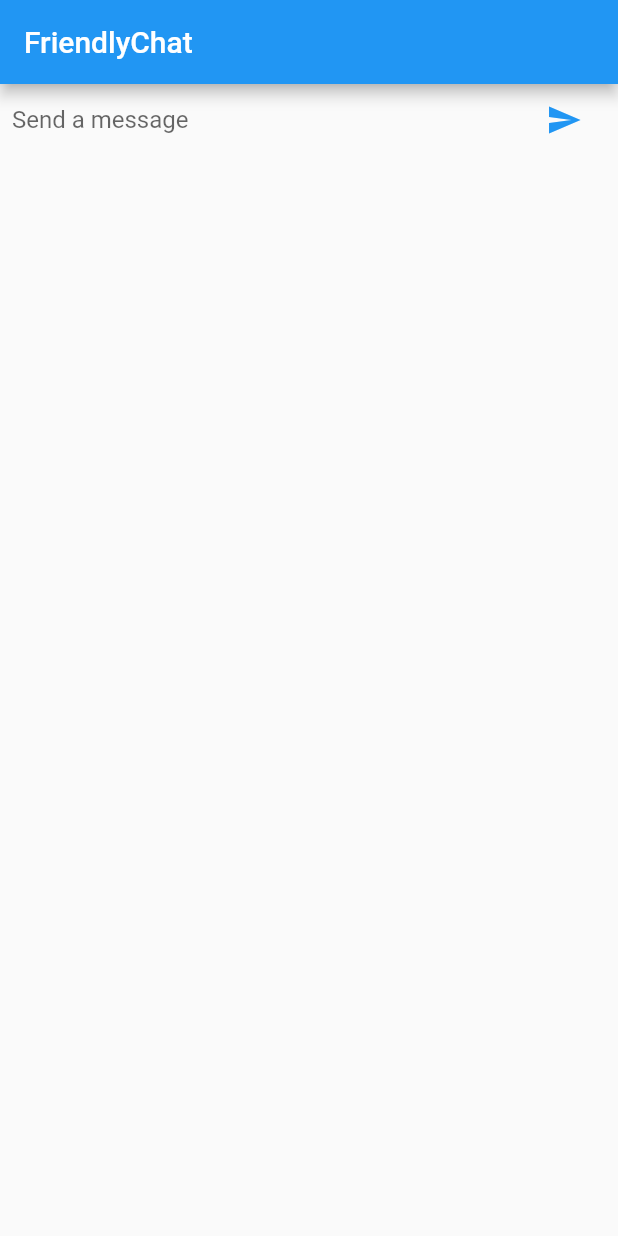
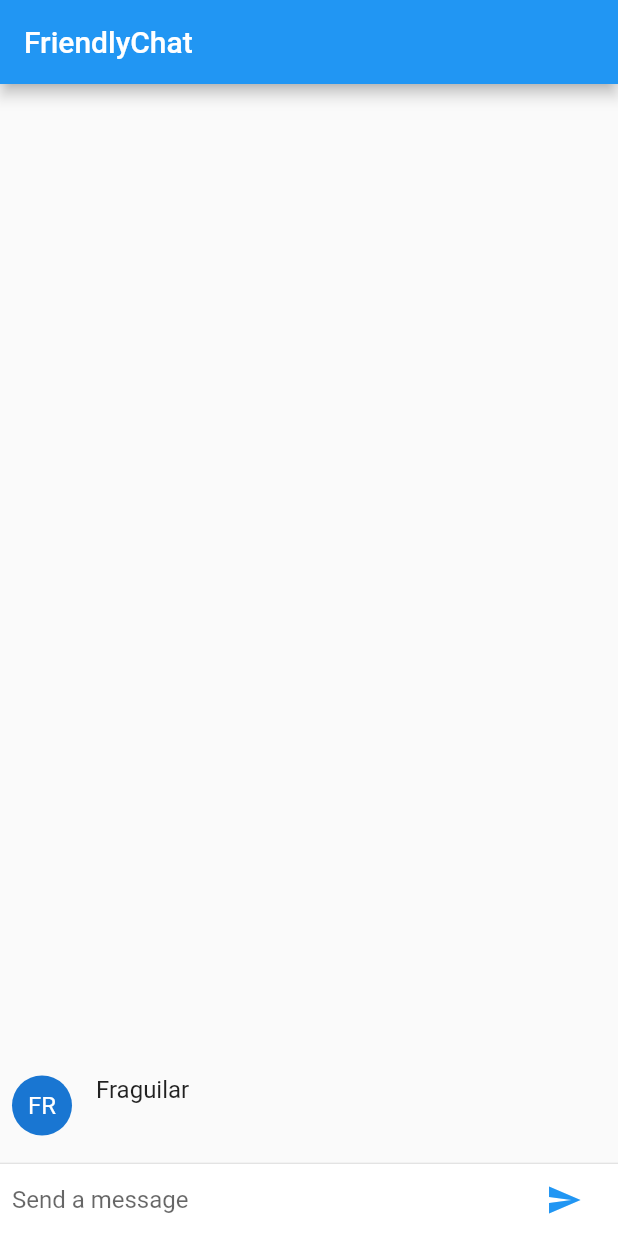
Before and after one commit to fernand0aguilar/firebase-flutter-codelab, a Flutter app: the screen it shows after launch, after a tap on the "send" icon, on a phone screen of 412 x 824 dp. Run offline on Flutter 3.47's test engine with Material 2 defaults, Android fonts, the phone set to English and light mode, and no system bars.

Commit message:
Add a UI for displaying messages

```diff
--- /dev/null
+++ b/friendlychat/lib/chatMessage.dart
@@ -0,0 +1,35 @@
+import 'package:flutter/material.dart';
+
+class ChatMessage extends StatelessWidget {
+  ChatMessage({this.text});
+  final String text;
+  static const String _name = "Fraguilar";
+
+  @override
+  Widget build(BuildContext context) {
+    return new Container(
+      margin: const EdgeInsets.symmetric(vertical:10.0),
+      child: new Row(
+        crossAxisAlignment: CrossAxisAlignment.start,
+        children: <Widget>[
+          new Container(
+            margin: const EdgeInsets.only(right: 16.0),
+            child: new CircleAvatar(
+              child: new Text(_name[0].toUpperCase() + _name[1].toUpperCase())
+            ),
+          ),
+          new Column(
+            crossAxisAlignment: CrossAxisAlignment.start,
+            children: <Widget>[
+              new Text(_name, style: Theme.of(context).textTheme.subhead),
+              new Container(
+                margin: const EdgeInsets.only(top: 5.0),
+                child: new Text(text),
+              ),
+            ],
+          )
+        ],
+      ),
+    );
+  }
+}
--- a/friendlychat/lib/chatscreen.dart
+++ b/friendlychat/lib/chatScreen.dart
@@ -1,4 +1,5 @@
 import 'package:flutter/material.dart';
+import 'chatMessage.dart';
 
 class ChatScreen extends StatefulWidget {
   @override
@@ -7,12 +8,30 @@ class ChatScreen extends StatefulWidget {
 
 class ChatScreenState extends State<ChatScreen> {
   final TextEditingController _textController = new TextEditingController();
+  final List<ChatMessage> _messages = <ChatMessage>[];
 
   @override
   Widget build(BuildContext context) {
     return new Scaffold(
       appBar: new AppBar(title: new Text("FriendlyChat")),
-      body: _buildTextComposer(),
+      body: new Column(
+        children: <Widget>[
+          new Flexible(
+            child: new ListView.builder(
+              padding: new EdgeInsets.all(8.0),
+              reverse: true,
+              itemBuilder: (_, int index) => _messages[index],
+              itemCount: _messages.length,
+            ),
+          ),
+          new Divider(height: 1.0),
+          new Container(
+            decoration: new BoxDecoration(
+              color: Theme.of(context).cardColor),
+            child: _buildTextComposer(),
+          ),
+        ],
+      ),
     );
   }
 
@@ -47,5 +66,11 @@ class ChatScreenState extends State<ChatScreen> {
 
   void _handleSubmitted(String text) {
     _textController.clear();
+    ChatMessage message = new ChatMessage(
+      text: text,
+    );
+    setState(() {
+      _messages.insert(0, message);
+    });
   }
 }
--- a/friendlychat/lib/main.dart
+++ b/friendlychat/lib/main.dart
@@ -1,5 +1,5 @@
 import 'package:flutter/material.dart';
-import 'chatscreen.dart';
+import 'chatScreen.dart';
 
 void main() {
   runApp(new FriendlyChatApp());
```
